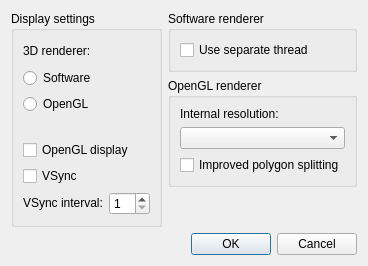
Before: the Qt Designer form src/frontend/qt_sdl/VideoSettingsDialog.ui in melonDS-emu/melonDS, drawn with Qt 5.
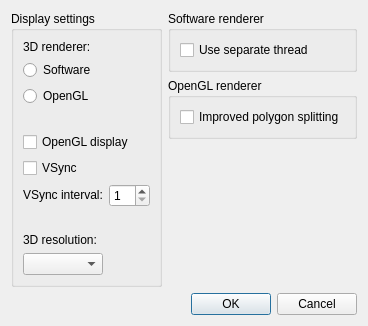
After: the same form once the commit is applied.

Commit message: Modify the video settings dialog to reflect new hires capabilities.

Patch:
```diff
--- a/src/frontend/qt_sdl/VideoSettingsDialog.ui
+++ b/src/frontend/qt_sdl/VideoSettingsDialog.ui
@@ -30,20 +30,6 @@
      </property>
      <layout class="QGridLayout" name="gridLayout_4">
       <item row="0" column="0">
-       <widget class="QLabel" name="label_3">
-        <property name="text">
-         <string>Internal resolution:</string>
-        </property>
-       </widget>
-      </item>
-      <item row="1" column="0">
-       <widget class="QComboBox" name="cbxGLResolution">
-        <property name="whatsThis">
-         <string>&lt;html&gt;&lt;head/&gt;&lt;body&gt;&lt;p&gt;The resolution at which the 3D graphics will be rendered. Higher resolutions improve graphics quality when the main window is enlarged, but may also cause glitches.&lt;/p&gt;&lt;/body&gt;&lt;/html&gt;</string>
-        </property>
-       </widget>
-      </item>
-      <item row="2" column="0">
        <widget class="QCheckBox" name="cbBetterPolygons">
         <property name="whatsThis">
          <string>&lt;html&gt;&lt;head/&gt;&lt;body&gt;&lt;p&gt;Enabling this may help reduce distortion on quads and more complex polygons, but may also reduce performance.&lt;/p&gt;&lt;/body&gt;&lt;/html&gt;</string>
@@ -104,6 +90,36 @@
       <string>Display settings</string>
      </property>
      <layout class="QGridLayout" name="gridLayout_2">
+      <item row="9" column="0">
+       <widget class="QComboBox" name="cbxResolution">
+        <property name="whatsThis">
+         <string>&lt;html&gt;&lt;head/&gt;&lt;body&gt;&lt;p&gt;The resolution at which the 3D graphics will be rendered. Higher resolutions improve graphics quality when the main window is enlarged, but may also cause glitches.&lt;/p&gt;&lt;/body&gt;&lt;/html&gt;</string>
+        </property>
+       </widget>
+      </item>
+      <item row="8" column="0">
+       <widget class="QLabel" name="label_3">
+        <property name="text">
+         <string>3D resolution:</string>
+        </property>
+       </widget>
+      </item>
+      <item row="7" column="0" colspan="2">
+       <spacer name="verticalSpacer">
+        <property name="orientation">
+         <enum>Qt::Vertical</enum>
+        </property>
+        <property name="sizeType">
+         <enum>QSizePolicy::Fixed</enum>
+        </property>
+        <property name="sizeHint" stdset="0">
+         <size>
+          <width>20</width>
+          <height>20</height>
+         </size>
+        </property>
+       </spacer>
+      </item>
       <item row="6" column="0">
        <widget class="QLabel" name="label_2">
         <property name="sizePolicy">
```
The commit also changes 2 other files.
